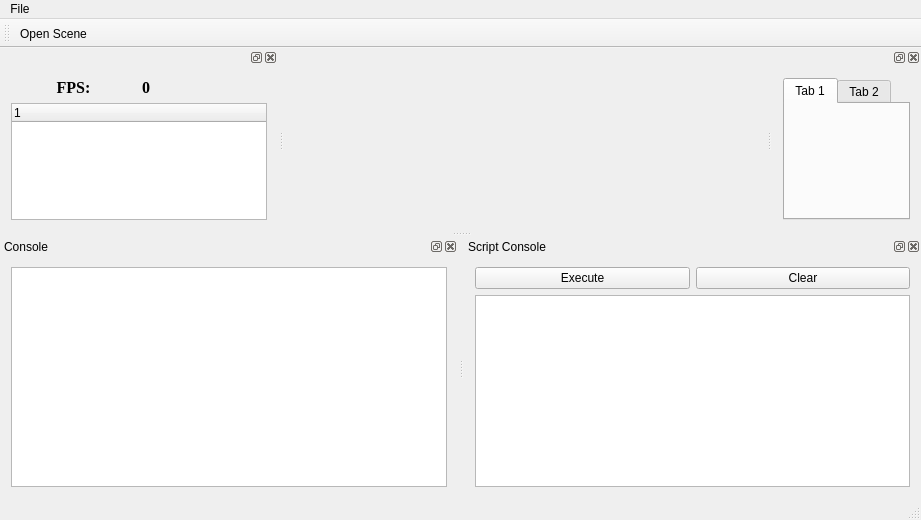
Old version of the form Editor/NLE_Editor/mainwindow.ui in the repository AlexandrSachkov/NonLinearEngine.
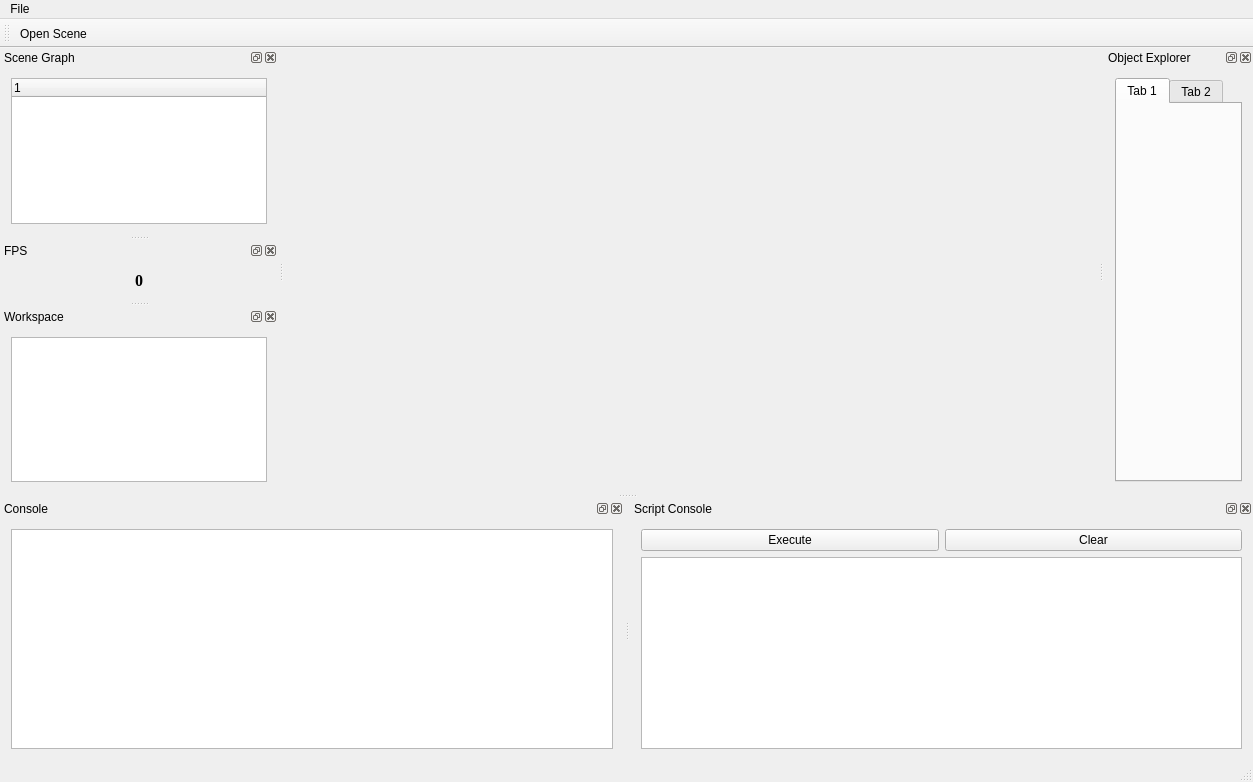
New version of the form.

Commit message: moved fps display to a separate dock

```diff
--- a/Editor/NLE_Editor/mainwindow.ui
+++ b/Editor/NLE_Editor/mainwindow.ui
@@ -6,8 +6,8 @@
    <rect>
     <x>0</x>
     <y>0</y>
-    <width>921</width>
-    <height>520</height>
+    <width>1253</width>
+    <height>782</height>
    </rect>
   </property>
   <property name="windowTitle">
@@ -19,7 +19,7 @@
     <rect>
      <x>0</x>
      <y>0</y>
-     <width>921</width>
+     <width>1253</width>
      <height>21</height>
     </rect>
    </property>
@@ -47,60 +47,6 @@
    <addaction name="actionScene"/>
   </widget>
   <widget class="QStatusBar" name="statusBar"/>
-  <widget class="QDockWidget" name="dockWidget">
-   <property name="allowedAreas">
-    <set>Qt::BottomDockWidgetArea|Qt::LeftDockWidgetArea|Qt::RightDockWidgetArea</set>
-   </property>
-   <attribute name="dockWidgetArea">
-    <number>1</number>
-   </attribute>
-   <widget class="QWidget" name="dockWidgetContents">
-    <layout class="QGridLayout" name="gridLayout_3">
-     <item row="0" column="0">
-      <widget class="QLabel" name="fpsLabel">
-       <property name="font">
-        <font>
-         <family>Times New Roman</family>
-         <pointsize>12</pointsize>
-         <weight>75</weight>
-         <bold>true</bold>
-        </font>
-       </property>
-       <property name="text">
-        <string>FPS:</string>
-       </property>
-       <property name="alignment">
-        <set>Qt::AlignCenter</set>
-       </property>
-      </widget>
-     </item>
-     <item row="0" column="1">
-      <widget class="QLabel" name="fpsDisplay">
-       <property name="font">
-        <font>
-         <family>Times New Roman</family>
-         <pointsize>12</pointsize>
-         <weight>75</weight>
-         <bold>true</bold>
-        </font>
-       </property>
-       <property name="text">
-        <string>0</string>
-       </property>
-      </widget>
-     </item>
-     <item row="1" column="0" colspan="2">
-      <widget class="QTreeWidget" name="treeWidget">
-       <column>
-        <property name="text">
-         <string notr="true">1</string>
-        </property>
-       </column>
-      </widget>
-     </item>
-    </layout>
-   </widget>
-  </widget>
   <widget class="QDockWidget" name="consoleDock">
    <property name="minimumSize">
     <size>
@@ -191,7 +137,10 @@
     </layout>
    </widget>
   </widget>
-  <widget class="QDockWidget" name="dockWidget_5">
+  <widget class="QDockWidget" name="objectExplorerDock">
+   <property name="windowTitle">
+    <string>Object Explorer</string>
+   </property>
    <attribute name="dockWidgetArea">
     <number>2</number>
    </attribute>
@@ -217,6 +166,79 @@
     </layout>
    </widget>
   </widget>
+  <widget class="QDockWidget" name="sceneGraphDock">
+   <property name="allowedAreas">
+    <set>Qt::BottomDockWidgetArea|Qt::LeftDockWidgetArea|Qt::RightDockWidgetArea</set>
+   </property>
+   <property name="windowTitle">
+    <string>Scene Graph</string>
+   </property>
+   <attribute name="dockWidgetArea">
+    <number>1</number>
+   </attribute>
+   <widget class="QWidget" name="dockWidgetContents">
+    <layout class="QGridLayout" name="gridLayout_3">
+     <item row="0" column="0" colspan="2">
+      <widget class="QTreeWidget" name="treeWidget">
+       <column>
+        <property name="text">
+         <string notr="true">1</string>
+        </property>
+       </column>
+      </widget>
+     </item>
+    </layout>
+   </widget>
+  </widget>
+  <widget class="QDockWidget" name="fpsDock">
+   <property name="windowTitle">
+    <string>FPS</string>
+   </property>
+   <attribute name="dockWidgetArea">
+    <number>1</number>
+   </attribute>
+   <widget class="QWidget" name="dockWidgetContents_2">
+    <layout class="QGridLayout" name="gridLayout_5">
+     <item row="0" column="0">
+      <layout class="QHBoxLayout" name="horizontalLayout">
+       <item>
+        <widget class="QLabel" name="fpsDisplay">
+         <property name="font">
+          <font>
+           <family>Times New Roman</family>
+           <pointsize>12</pointsize>
+           <weight>75</weight>
+           <bold>true</bold>
+          </font>
+         </property>
+         <property name="text">
+          <string>0</string>
+         </property>
+         <property name="alignment">
+          <set>Qt::AlignCenter</set>
+         </property>
+        </widget>
+       </item>
+      </layout>
+     </item>
+    </layout>
+   </widget>
+  </widget>
+  <widget class="QDockWidget" name="workspaceDock">
+   <property name="windowTitle">
+    <string>Workspace</string>
+   </property>
+   <attribute name="dockWidgetArea">
+    <number>1</number>
+   </attribute>
+   <widget class="QWidget" name="dockWidgetContents_5">
+    <layout class="QGridLayout" name="gridLayout_6">
+     <item row="0" column="0">
+      <widget class="QTableView" name="workspace"/>
+     </item>
+    </layout>
+   </widget>
+  </widget>
   <action name="actionScene">
    <property name="text">
     <string>Open Scene</string>
```
The commit also changes 1 other file.
